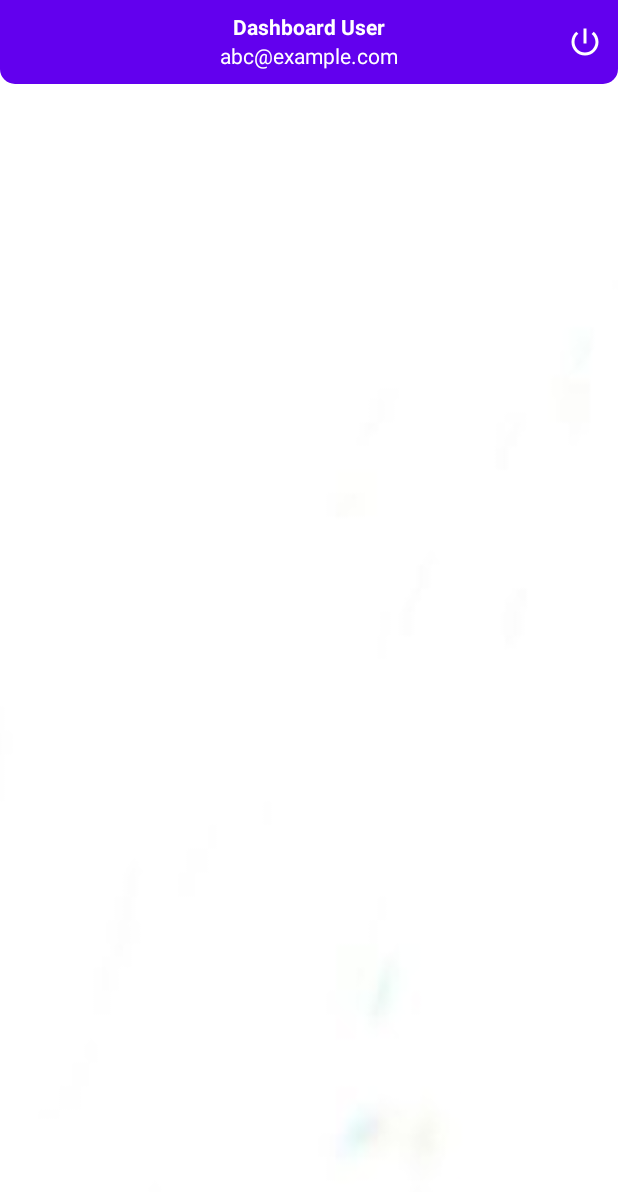
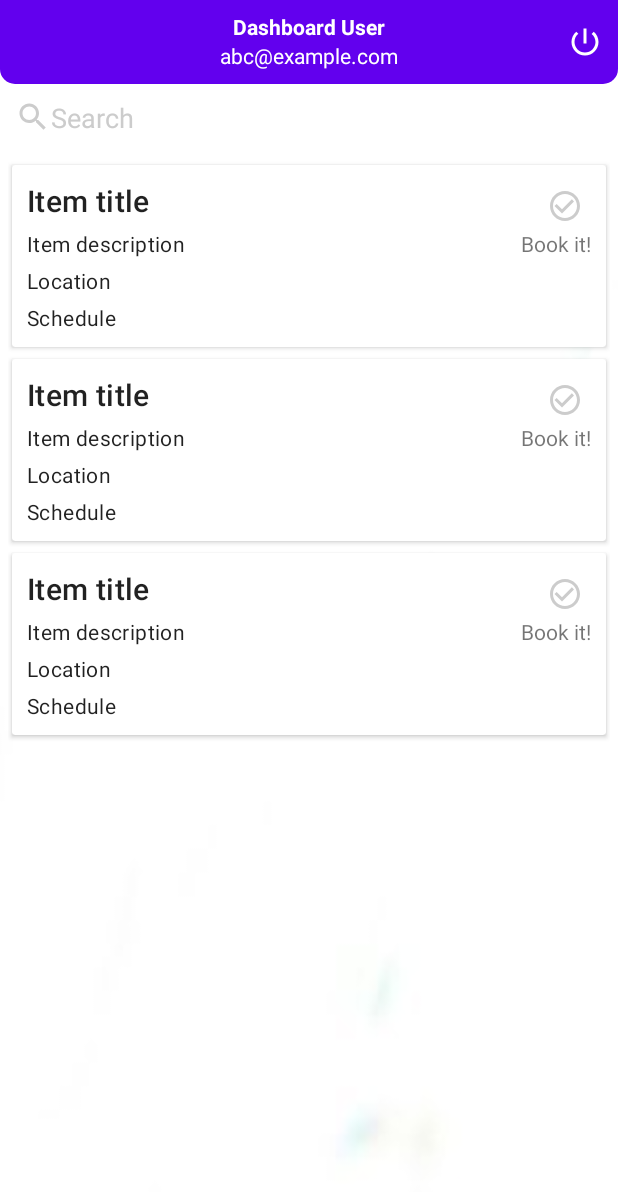
Before and after one commit to FrancescaVV/SportsSDBIS, an Android app: the layout activity_dashboard_user.xml on its own in the app's theme, with its tools: preview values and no code run, on a phone screen of 412 x 824 dp. Shown: the top 1192 px of the screen. Run offline under Robolectric (Android 15) with nearby library versions, the phone set to English and light mode, and no system bars.

Commit message:
browse locations - user side

```diff
--- a/app/src/main/java/com/example/sportssdbis/LocationAddActivity.java
+++ b/app/src/main/java/com/example/sportssdbis/LocationAddActivity.java
@@ -9,7 +9,7 @@ import android.text.TextUtils;
 import android.view.View;
 import android.widget.Toast;
 
-import com.example.sportssdbis.databinding.ActivityCategoryAddBinding;
+import com.example.sportssdbis.databinding.ActivityLocationAddBinding;
 import com.google.android.gms.tasks.OnFailureListener;
 import com.google.android.gms.tasks.OnSuccessListener;
 import com.google.firebase.auth.FirebaseAuth;
@@ -21,7 +21,7 @@ import java.util.HashMap;
 public class LocationAddActivity extends AppCompatActivity {
 
     //view binding
-    private ActivityCategoryAddBinding binding;
+    private ActivityLocationAddBinding binding;
 
     //firebase auth
     private FirebaseAuth firebaseAuth;
@@ -31,7 +31,7 @@ public class LocationAddActivity extends AppCompatActivity {
     @Override
     protected void onCreate(Bundle savedInstanceState) {
         super.onCreate(savedInstanceState);
-        binding = ActivityCategoryAddBinding.inflate(getLayoutInflater());
+        binding = ActivityLocationAddBinding.inflate(getLayoutInflater());
         setContentView(binding.getRoot());
 
         //init firebase Auth
--- a/app/src/main/java/com/example/sportssdbis/adapters/AdapterLocation.java
+++ b/app/src/main/java/com/example/sportssdbis/adapters/AdapterLocation.java
@@ -17,7 +17,7 @@ import androidx.recyclerview.widget.RecyclerView;
 
 import com.example.sportssdbis.filters.FilterLocation;
 import com.example.sportssdbis.models.ModelLocation;
-import com.example.sportssdbis.databinding.RowCategoryBinding;
+import com.example.sportssdbis.databinding.RowLocationBinding;
 import com.google.android.gms.tasks.OnFailureListener;
 import com.google.android.gms.tasks.OnSuccessListener;
 import com.google.firebase.database.DatabaseReference;
@@ -31,7 +31,7 @@ public class AdapterLocation extends RecyclerView.Adapter<AdapterLocation.Holder
     public ArrayList<ModelLocation> locationArrayList, filterList;
 
     //view binding
-    private RowCategoryBinding binding;
+    private RowLocationBinding binding;
 
     private FilterLocation filter;
 
@@ -46,7 +46,7 @@ public class AdapterLocation extends RecyclerView.Adapter<AdapterLocation.Holder
     public HolderLocation onCreateViewHolder(@NonNull ViewGroup parent, int viewType) {
         //bind row_category.xml
 
-        binding = RowCategoryBinding.inflate(LayoutInflater.from(context), parent, false);
+        binding = RowLocationBinding.inflate(LayoutInflater.from(context), parent, false);
         return new HolderLocation(binding.getRoot());
     }
 
--- /dev/null
+++ b/app/src/main/res/drawable/ic_check.xml
@@ -0,0 +1,5 @@
+<vector android:height="24dp" android:tint="#CCCCCC"
+    android:viewportHeight="24" android:viewportWidth="24"
+    android:width="24dp" xmlns:android="http://schemas.android.com/apk/res/android">
+    <path android:fillColor="@android:color/white" android:pathData="M16.59,7.58L10,14.17l-3.59,-3.58L5,12l5,5 8,-8zM12,2C6.48,2 2,6.48 2,12s4.48,10 10,10 10,-4.48 10,-10S17.52,2 12,2zM12,20c-4.42,0 -8,-3.58 -8,-8s3.58,-8 8,-8 8,3.58 8,8 -3.58,8 -8,8z"/>
+</vector>
--- a/app/src/main/res/layout/activity_dashboard_user.xml
+++ b/app/src/main/res/layout/activity_dashboard_user.xml
@@ -6,7 +6,7 @@
     android:layout_height="match_parent"
     android:background="@drawable/back01"
     tools:context=".DashboardUserActivity">
-
+    <!--Toolbar-->
     <RelativeLayout
         android:layout_width="match_parent"
         android:layout_height="?actionBarSize"
@@ -42,24 +42,44 @@
             android:layout_marginEnd="10dp"
             android:background="@android:color/transparent"/>
     </RelativeLayout>
-
-    <com.google.android.material.tabs.TabLayout
+    <!--Search-->
+    <EditText
+        android:id="@+id/searchEt"
         android:layout_width="match_parent"
         android:layout_height="wrap_content"
-        android:id="@+id/tabLayout"
         android:layout_below="@id/toolbarRL"
-        android:layout_margin="5dp"
-        android:background="@android:color/transparent"
-        app:tabBackground="@drawable/tab_selector"
-        app:tabIndicatorFullWidth="false"
-        app:tabIndicatorHeight="0dp"
-        app:tabMode="scrollable"
-        app:tabUnboundedRipple="false"/>
+        android:hint="Search"
+        android:textColorHint="@color/gray01"
+        android:drawableStart="@drawable/ic_search_gray"
+        android:padding="10dp"
+        android:background="@color/white"/>
 
-    <androidx.viewpager.widget.ViewPager
+    <!--Categories-->
+    <androidx.recyclerview.widget.RecyclerView
+        android:id="@+id/categoriesRv"
+        android:layout_width="match_parent"
+        android:layout_height="match_parent"
+        android:layout_above="@id/bottomLl"
+        android:layout_below="@id/searchEt"
+        android:layout_marginStart="5dp"
+        android:layout_marginTop="5dp"
+        android:layout_marginEnd="5dp"
+        android:layout_marginBottom="5dp"
+        app:layoutManager="androidx.recyclerview.widget.LinearLayoutManager"
+        tools:listitem="@layout/row_location_user" />
+
+
+    <LinearLayout
         android:layout_width="match_parent"
         android:layout_height="wrap_content"
-        android:id="@+id/viewPager"
-        android:layout_below="@id/tabLayout"/>
+        android:id="@+id/bottomLl"
+        android:layout_alignParentBottom="true"
+        android:layout_marginStart="10dp"
+        android:layout_marginEnd="10dp"
+        android:layout_marginBottom="10dp"
+        android:orientation="horizontal">
 
+
+
+    </LinearLayout>
 </RelativeLayout>
--- /dev/null
+++ b/app/src/main/res/layout/row_location_user.xml
@@ -0,0 +1,70 @@
+<?xml version="1.0" encoding="utf-8"?>
+<androidx.cardview.widget.CardView xmlns:android="http://schemas.android.com/apk/res/android"
+    android:layout_width="match_parent"
+    android:layout_height="wrap_content"
+    xmlns:app="http://schemas.android.com/apk/res-auto"
+    app:contentPadding="10dp"
+    app:cardUseCompatPadding="true"
+    app:cardBackgroundColor="@color/white">
+
+    <RelativeLayout
+        android:layout_width="match_parent"
+        android:layout_height="wrap_content">
+
+        <TextView
+            android:id="@+id/titleTv"
+            style="@style/TextAppearance.MaterialComponents.Headline6"
+            android:layout_width="match_parent"
+            android:layout_height="wrap_content"
+            android:layout_toStartOf="@id/bookBtn"
+            android:maxLines="1"
+            android:text="Item title" />
+
+        <TextView
+            android:id="@+id/descriptionTv"
+            style="@style/TextAppearance.MaterialComponents.Body2"
+            android:layout_width="match_parent"
+            android:layout_height="wrap_content"
+            android:layout_below="@id/titleTv"
+            android:layout_marginTop="5dp"
+            android:maxLines="1"
+            android:text="Item description" />
+
+        <TextView
+            android:id="@+id/locationTv"
+            style="@style/TextAppearance.MaterialComponents.Body2"
+            android:layout_width="match_parent"
+            android:layout_height="wrap_content"
+            android:layout_below="@id/descriptionTv"
+            android:layout_marginTop="5dp"
+            android:maxLines="1"
+            android:text="Location" />
+
+        <TextView
+            android:id="@+id/scheduleTv"
+            style="@style/TextAppearance.MaterialComponents.Body2"
+            android:layout_width="match_parent"
+            android:layout_height="wrap_content"
+            android:layout_below="@id/locationTv"
+            android:layout_marginTop="5dp"
+            android:maxLines="1"
+            android:text="Schedule" />
+
+
+        <ImageButton
+            android:id="@+id/bookBtn"
+            android:layout_width="wrap_content"
+            android:layout_height="wrap_content"
+            android:layout_alignParentEnd="true"
+            android:background="@android:color/transparent"
+            android:padding="5dp"
+            android:src="@drawable/ic_check" />
+
+        <TextView
+            android:layout_width="wrap_content"
+            android:layout_height="wrap_content"
+            android:text="Book it!"
+            android:layout_alignParentEnd="true"
+            android:layout_alignBaseline="@id/descriptionTv"/>
+    </RelativeLayout>
+</androidx.cardview.widget.CardView>
```
Also changed, not shown: app/src/main/java/com/example/sportssdbis/DashboardAdminActivity.java (+7 -7 lines), app/src/main/java/com/example/sportssdbis/DashboardUserActivity.java (+62 -76 lines), app/src/main/java/com/example/sportssdbis/adapters/AdapterLocationUser.java (added, +105 -0 lines), app/src/main/java/com/example/sportssdbis/filters/FilterLocationUser.java (added, +51 -0 lines).
